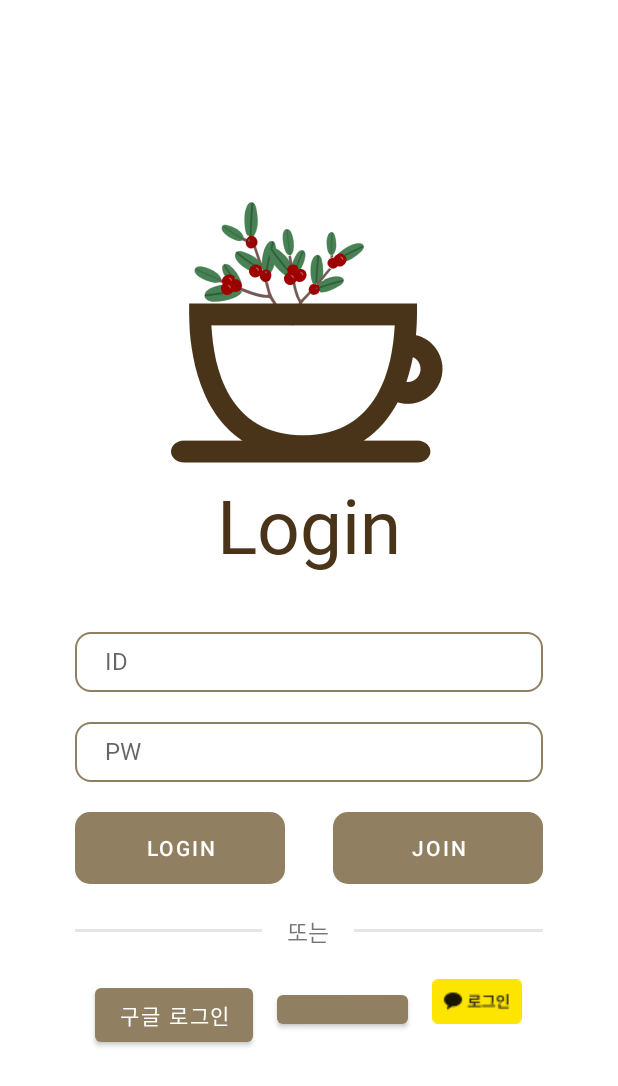
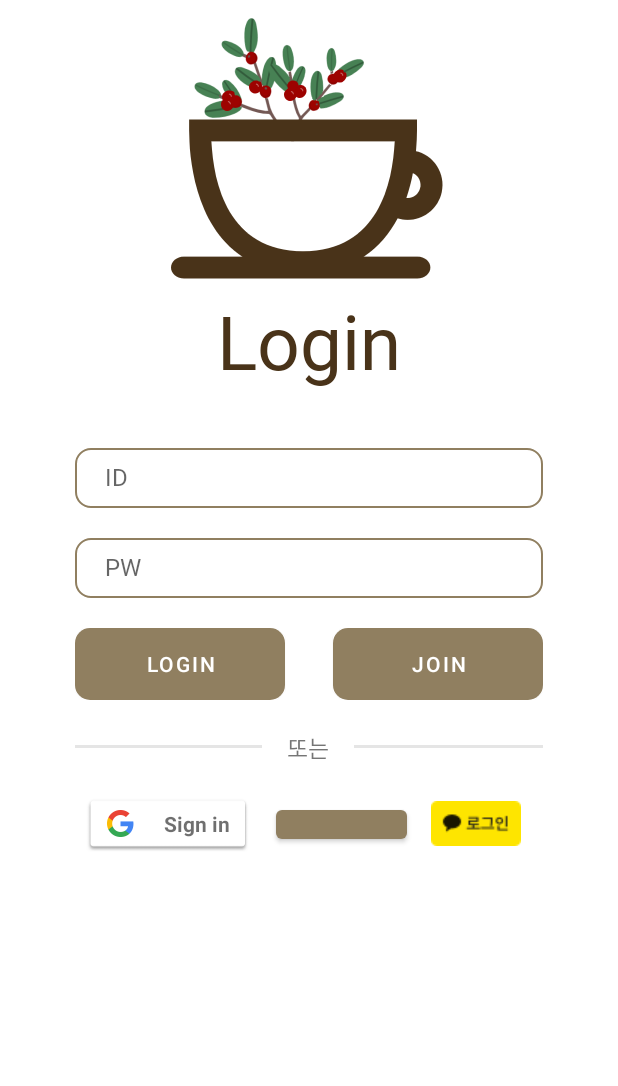
Before and after one commit to JosephNaa/SSAFYCafeApp, an Android app: the screen it shows after launch (LoginActivity), on a phone screen of 412 x 824 dp. Shown: the top 1086 px of the screen. Run offline under Robolectric (Android 15) with nearby library versions, the phone set to English and light mode, and no system bars; our stand-ins replace Firebase (no records; nobody signed in at launch, a user with empty details on screens opened directly); libraries missing offline, so code that uses them is left out: com.kakao.sdk, com.nhn.android; plain views replace OAuthLoginButton; 6 statements that could not run were skipped.

Commit message:
[feat] social login google --- 나요셉

```diff
--- a/app/app/build.gradle
+++ b/app/app/build.gradle
@@ -45,6 +45,7 @@
     implementation 'androidx.constraintlayout:constraintlayout:2.0.4'
     implementation 'com.google.firebase:firebase-messaging-ktx:22.0.0'
     implementation 'androidx.work:work-runtime:2.4.0'
+    implementation 'com.google.firebase:firebase-auth-ktx:21.0.1'
     testImplementation 'junit:junit:4.+'
     androidTestImplementation 'androidx.test.ext:junit:1.1.2'
     androidTestImplementation 'androidx.test.espresso:espresso-core:3.3.0'
@@ -95,6 +96,10 @@
     // naver
     implementation 'com.naver.nid:naveridlogin-android-sdk:4.2.6'
 
+    // google
+    implementation 'com.google.android.gms:play-services-auth:19.2.0'
+    implementation 'com.google.firebase:firebase-auth-ktx:21.0.1'
+
     // 코루틴
     implementation 'org.jetbrains.kotlinx:kotlinx-coroutines-android:1.3.9'
 }
--- a/app/app/src/main/res/layout/fragment_login.xml
+++ b/app/app/src/main/res/layout/fragment_login.xml
@@ -112,22 +112,34 @@
 
     <LinearLayout
         android:layout_width="wrap_content"
-        android:layout_height="wrap_content"
+        android:layout_height="match_parent"
         android:orientation="horizontal">
 
-        <Button
+<!--        <ImageButton-->
+<!--            android:id="@+id/btnGoogle"-->
+<!--            android:layout_weight="1"-->
+<!--            android:layout_width="wrap_content"-->
+<!--            android:layout_height="wrap_content"-->
+<!--            android:layout_marginStart="8dp"-->
+<!--            android:text="구글 로그인"-->
+<!--            android:src="@drawable/btn_google_signin_light_focus_mdpi"-->
+<!--            />-->
+
+        <com.google.android.gms.common.SignInButton
             android:id="@+id/btnGoogle"
+            android:layout_width="wrap_content"
+            android:layout_height="38dp"
             android:layout_weight="1"
-            android:layout_width="wrap_content"
-            android:layout_height="wrap_content"
-            android:layout_marginStart="8dp"
-            android:text="구글 로그인"
-            />
+            android:background="@null"
+            >
+
+        </com.google.android.gms.common.SignInButton>
 
         <com.nhn.android.naverlogin.ui.view.OAuthLoginButton
             android:id="@+id/btnNaver"
             android:layout_width="87dp"
             android:layout_height="31dp"
+            android:layout_marginTop="4dp"
             android:layout_marginStart="16dp"
             android:layout_weight="1"
             android:background="@null"
@@ -137,14 +149,15 @@
 
         <ImageButton
             android:id="@+id/btnKakao"
-            android:layout_weight="1"
             android:layout_width="wrap_content"
             android:layout_height="wrap_content"
+            android:layout_marginTop="4dp"
+
             android:layout_marginStart="16dp"
             android:layout_marginEnd="8dp"
-            android:src="@drawable/kakao_login_small"
+            android:layout_weight="1"
             android:background="@null"
-            />
+            android:src="@drawable/kakao_login_small" />
     </LinearLayout>
 
 
--- a/app/app/src/main/res/values/strings.xml
+++ b/app/app/src/main/res/values/strings.xml
@@ -5,4 +5,5 @@
     <string name="api_key">AIzaSyCUWtEJlKghtYplIRZOvUHLuA_ZnprHGNw</string>
 
     <string name="kakao_app_key">893fb87760c2e752c580cb8e8725973a</string>
+    <string name="firebase_web_client_id">235843105005-vjsekl7jhnr8b0b58poq3vbs8ddfs8vr.apps.googleusercontent.com</string>
 </resources>
```
Also changed, not shown: app/app/src/main/java/com/ssafy/smartstoredb/ui/login/fragment/LoginFragment.kt (+87 -7 lines), app/app/src/main/res/drawable-v24/btn_google_signin_light_focus_mdpi.9.png (added).
